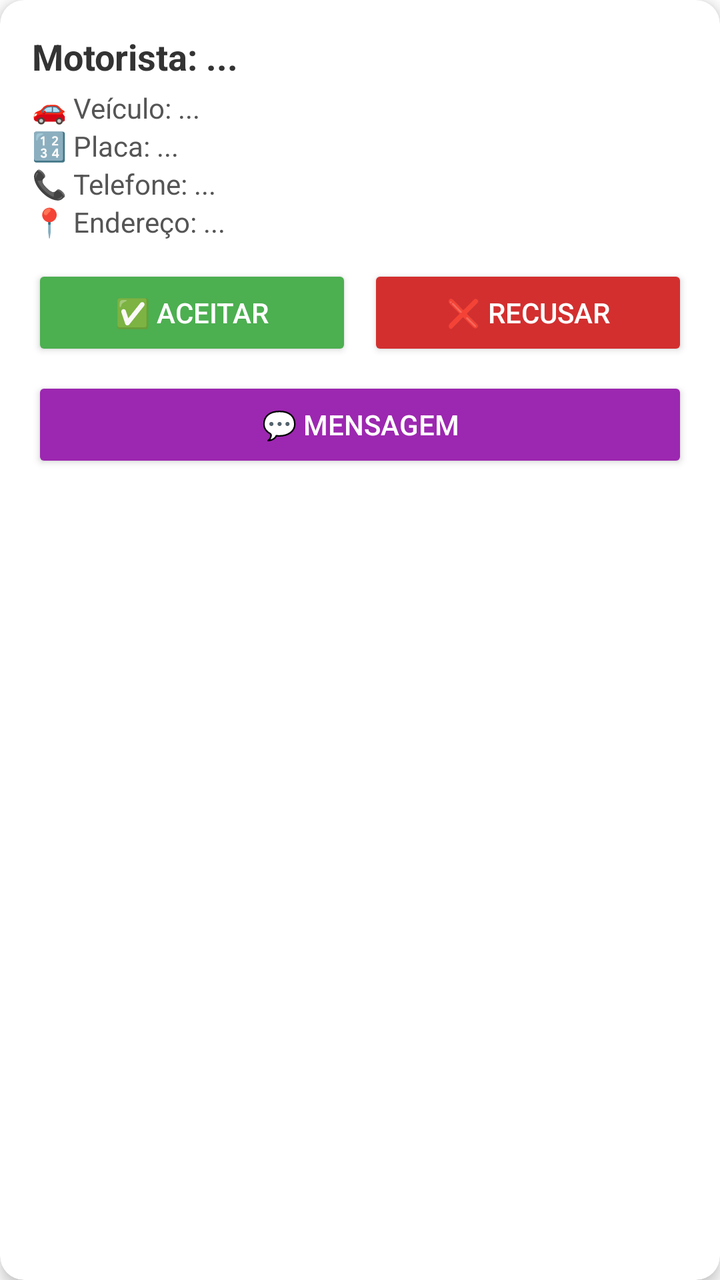
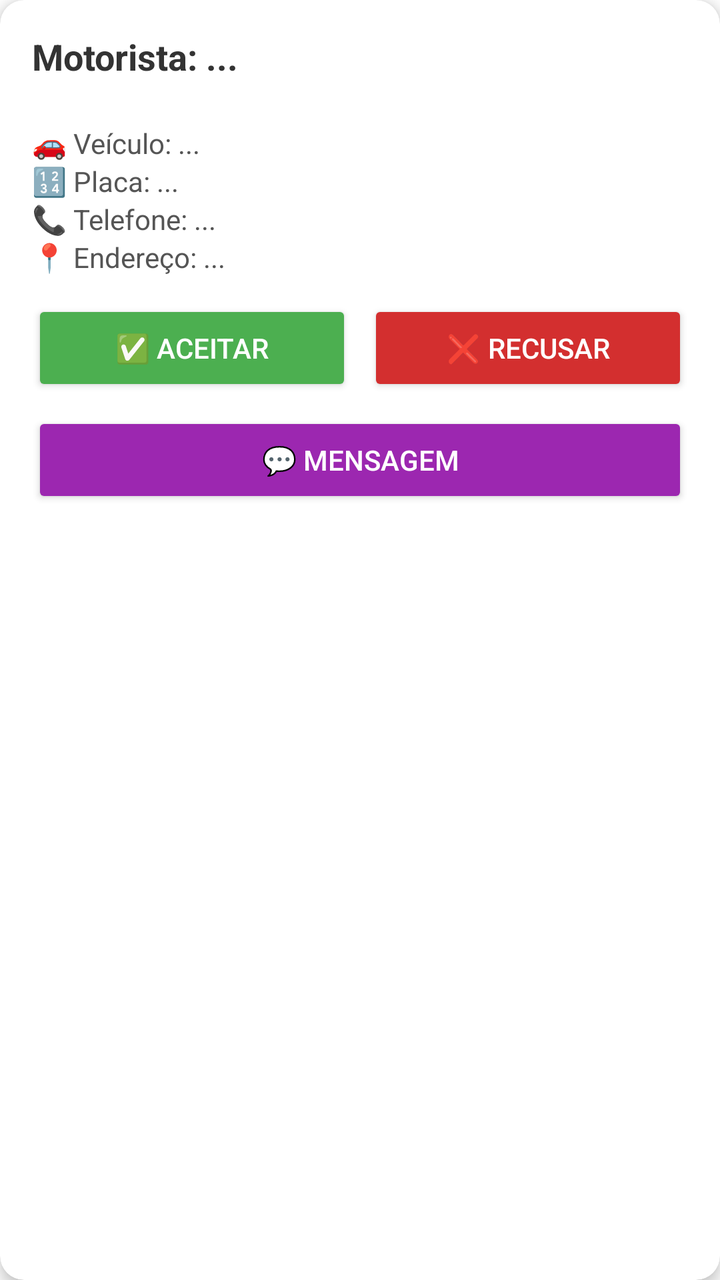

An Android layout rendered at two revisions. The XML below is the earlier revision; the diff shows what the commit changed to produce the second picture.
<!-- AndroidManifest.xml: application theme Theme.MaterialComponents.Light.NoActionBar -->
<!-- res/layout/item_solicitacao.xml -->
<?xml version="1.0" encoding="utf-8"?>
<androidx.cardview.widget.CardView xmlns:android="http://schemas.android.com/apk/res/android"
    xmlns:app="http://schemas.android.com/apk/res-auto"
    android:layout_width="match_parent"
    android:layout_height="wrap_content"
    android:layout_margin="8dp"
    app:cardCornerRadius="12dp"
    app:cardElevation="4dp">

    <LinearLayout
        android:layout_width="match_parent"
        android:layout_height="wrap_content"
        android:orientation="vertical"
        android:padding="16dp">

        <TextView
            android:id="@+id/tvMotoristaNome"
            android:layout_width="match_parent"
            android:layout_height="wrap_content"
            android:text="Motorista: ..."
            android:textSize="18sp"
            android:textStyle="bold"
            android:textColor="#333" />

        <TextView
            android:id="@+id/tvMotoristaVeiculo"
            android:layout_width="match_parent"
            android:layout_height="wrap_content"
            android:text="🚗 Veículo: ..."
            android:textSize="14sp"
            android:textColor="#555"
            android:layout_marginTop="4dp" />

        <TextView
            android:id="@+id/tvMotoristaPlaca"
            android:layout_width="match_parent"
            android:layout_height="wrap_content"
            android:text="🔢 Placa: ..."
            android:textSize="14sp"
            android:textColor="#555" />

        <TextView
            android:id="@+id/tvMotoristaTelefone"
            android:layout_width="match_parent"
            android:layout_height="wrap_content"
            android:text="📞 Telefone: ..."
            android:textSize="14sp"
            android:textColor="#555" />

        <TextView
            android:id="@+id/tvMotoristaEndereco"
            android:layout_width="match_parent"
            android:layout_height="wrap_content"
            android:text="📍 Endereço: ..."
            android:textSize="14sp"
            android:textColor="#555"
            android:layout_marginBottom="12dp" />

        
        <TextView
            android:id="@+id/tvCancelamento"
            android:layout_width="match_parent"
            android:layout_height="wrap_content"
            android:text="⛔ Motorista cancelou o serviço"
            android:textSize="16sp"
            android:textStyle="bold"
            android:textColor="#D32F2F"
            android:gravity="center"
            android:padding="8dp"
            android:background="#FFEBEE"
            android:visibility="gone"
            android:layout_marginBottom="8dp" />

        <LinearLayout
            android:id="@+id/layoutBotoes"
            android:layout_width="match_parent"
            android:layout_height="wrap_content"
            android:orientation="horizontal">

            <Button
                android:id="@+id/btnAceitar"
                android:layout_width="0dp"
                android:layout_height="48dp"
                android:layout_weight="1"
                android:text="✅ Aceitar"
                android:backgroundTint="#4CAF50"
                android:textColor="#FFFFFF"
                android:textSize="14sp"
                android:layout_marginEnd="8dp"
                app:cornerRadius="8dp" />

            <Button
                android:id="@+id/btnRecusar"
                android:layout_width="0dp"
                android:layout_height="48dp"
                android:layout_weight="1"
                android:text="❌ Recusar"
                android:backgroundTint="#D32F2F"
                android:textColor="#FFFFFF"
                android:textSize="14sp"
                app:cornerRadius="8dp" />

        </LinearLayout>

        
        <FrameLayout
            android:id="@+id/containerMensagem"
            android:layout_width="match_parent"
            android:layout_height="wrap_content"
            android:layout_marginTop="2dp">

            <Button
                android:id="@+id/btnMensagem"
                android:layout_width="match_parent"
                android:layout_height="48dp"
                android:layout_marginTop="6dp"
                android:paddingHorizontal="16dp"
                android:gravity="center"
                android:text="💬 Mensagem"
                android:backgroundTint="#9C27B0"
                android:textColor="#FFFFFF"
                android:textSize="14sp"
                android:maxLines="1"
                android:ellipsize="end"
                app:cornerRadius="8dp" />

            <TextView
                android:id="@+id/badgeMensagem"
                style="@style/BadgeNotificacao" />
        </FrameLayout>

        
        <FrameLayout
            android:id="@+id/containerLocalizacaoMotorista"
            android:layout_width="match_parent"
            android:layout_height="wrap_content"
            android:layout_marginTop="2dp"
            android:visibility="gone">

            <Button
                android:id="@+id/btnLocalizacaoMotorista"
                android:layout_width="match_parent"
                android:layout_height="wrap_content"
                android:minHeight="48dp"
                android:layout_marginTop="6dp"
                android:insetTop="0dp"
                android:insetBottom="0dp"
                android:paddingHorizontal="12dp"
                android:paddingVertical="4dp"
                android:gravity="center"
                android:text="📍 Localização do Motorista"
                android:textAllCaps="false"
                android:backgroundTint="#00897B"
                android:textColor="#FFFFFF"
                android:textSize="12sp"
                android:maxLines="2"
                android:ellipsize="end"
                android:lineSpacingExtra="1dp"
                app:cornerRadius="8dp" />

            <TextView
                android:id="@+id/badgeLocalizacaoMotorista"
                style="@style/BadgeNotificacao" />
        </FrameLayout>

    </LinearLayout>
</androidx.cardview.widget.CardView>
<!-- resources referenced by this layout -->
<resources>
  <style name="BadgeNotificacao">
          <item name="android:layout_width">wrap_content</item>
          <item name="android:layout_height">wrap_content</item>
          <item name="android:layout_gravity">top|end</item>
          <item name="android:minWidth">20dp</item>
          <item name="android:minHeight">20dp</item>
          <item name="android:gravity">center</item>
          <item name="android:paddingStart">5dp</item>
          <item name="android:paddingEnd">5dp</item>
          <item name="android:background">@drawable/bg_badge_notificacao</item>
          <item name="android:textColor">#FFFFFF</item>
          <item name="android:textSize">11sp</item>
          <item name="android:textStyle">bold</item>
          <item name="android:elevation">6dp</item>
          <item name="android:visibility">gone</item>
      </style>
  <!-- drawable bg_badge_notificacao (drawable) -->
  <?xml version="1.0" encoding="utf-8"?>
  <shape xmlns:android="http://schemas.android.com/apk/res/android"
      android:shape="rectangle">
      <solid android:color="#D32F2F" />
      <corners android:radius="10dp" />
      <stroke
          android:width="1.5dp"
          android:color="#FFFFFF" />
  </shape>
</resources>

<!-- the commit's change to res/layout/item_solicitacao.xml (unified diff, before → after) -->
@@ -21,6 +21,13 @@
             android:textSize="18sp"
             android:textStyle="bold"
             android:textColor="#333" />
+
+        <TextView
+            android:id="@+id/tvAvaliacaoMotorista"
+            android:layout_width="match_parent"
+            android:layout_height="wrap_content"
+            android:textSize="13sp"
+            android:textColor="#F57C00" />
 
         <TextView
             android:id="@+id/tvMotoristaVeiculo"
@@ -163,5 +170,18 @@
                 style="@style/BadgeNotificacao" />
         </FrameLayout>
 
+        
+        <Button
+            android:id="@+id/btnAvaliarMotorista"
+            android:layout_width="match_parent"
+            android:layout_height="wrap_content"
+            android:layout_marginTop="6dp"
+            android:text="⭐ Avaliar motorista"
+            android:textAllCaps="false"
+            android:backgroundTint="#F9A825"
+            android:textColor="#FFFFFF"
+            android:visibility="gone"
+            app:cornerRadius="8dp" />
+
     </LinearLayout>
 </androidx.cardview.widget.CardView>
